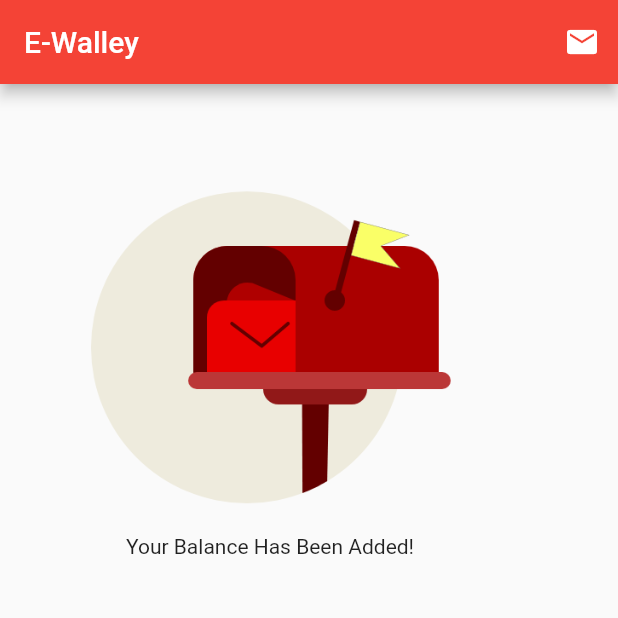
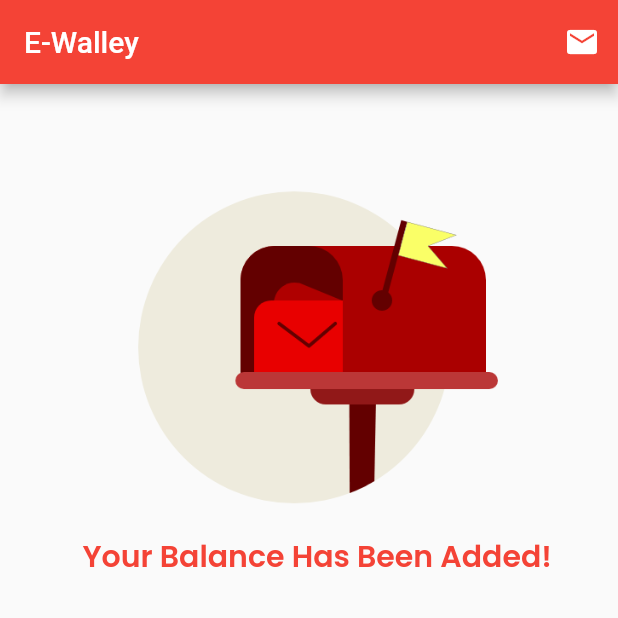
Before and after one commit to linggamdj/flutter-starter, a Flutter app: the screen it shows after launch, on a phone screen of 412 x 824 dp, the top half of it. Run offline on Flutter 3.47's test engine with Material 2 defaults, Android fonts, the phone set to English and light mode, and no system bars.

Commit message:
TextStyle example

```diff
--- /dev/null
+++ b/wallet_apps/lib/font_style.dart
@@ -0,0 +1,7 @@
+import 'package:flutter/material.dart';
+
+TextStyle header = TextStyle(
+  fontSize: 20,
+  color: Colors.red,
+  fontFamily: 'Poppins',
+);
--- a/wallet_apps/lib/main.dart
+++ b/wallet_apps/lib/main.dart
@@ -1,4 +1,5 @@
 import 'package:flutter/material.dart';
+import 'font_style.dart';
 
 void main() {
   runApp(MyApp());
@@ -33,7 +34,7 @@ class MyApp extends StatelessWidget {
                           image: AssetImage("assets/images/ic_mail.png"),
                           height: 250,
                         ),
-                        Text("Your Balance Has Been Added!"),
+                        Text("Your Balance Has Been Added!", style: header),
                       ],
                     )))));
   }
```
Also changed, not shown: wallet_apps/pubspec.yaml (+4 -4 lines), wallet_apps/assets/fonts/Poppins-Light.ttf (added), wallet_apps/assets/fonts/Poppins-Regular.ttf (added), wallet_apps/assets/fonts/Poppins-SemiBold.ttf (added).
